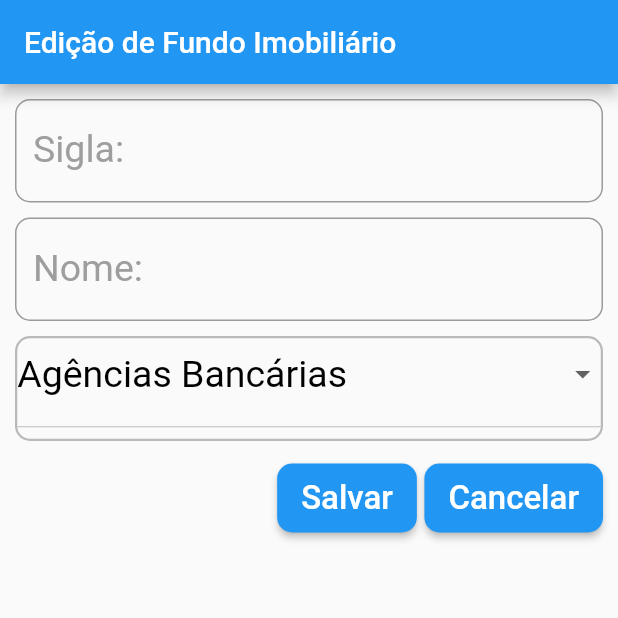
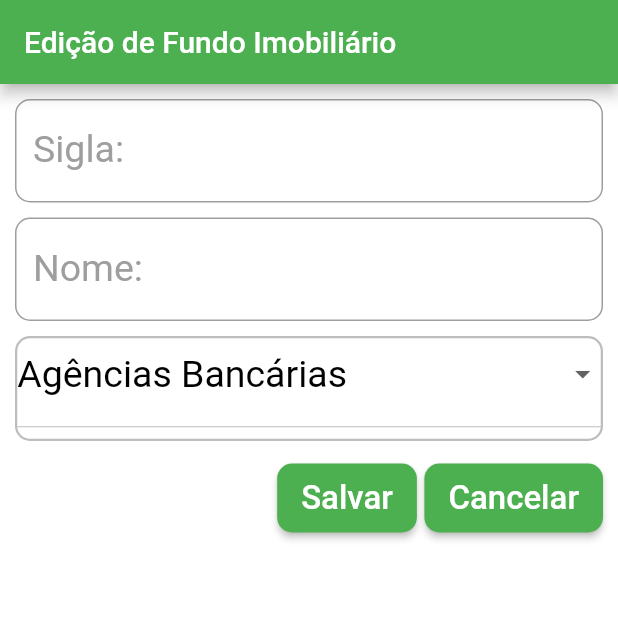
Before and after one commit to GiovanyFT/fiisplan2, a Flutter app: the TelaEdicaoFundoImobiliario screen opened directly, on a phone screen of 412 x 824 dp, the top half of it. Run offline on Flutter 3.47's test engine with Material 2 defaults, Android fonts, the phone set to English and light mode, and no system bars; our stand-ins replace firebase_core, firebase_messaging, fl_chart, fluttertoast, font_awesome_flutter, google_maps_flutter and 4 more; missing offline and left inert: flutter_rounded_date_picker; accounts and stored records are empty.

Commit message:
Acertando main.dart e null safe de diversas bibliotecas - Gráfico Pizza funcionando

```diff
--- a/lib/controle/usuario_control.dart
+++ b/lib/controle/usuario_control.dart
@@ -2,7 +2,7 @@
 import 'package:fiisplan2/dominio/usuario.dart';
 import 'package:fiisplan2/persistencia/usuario_dao.dart';
 
-Comparator<Usuario> usuarioPorNome= (u1, u2) => u1.nome.compareTo(u2.nome);
+Comparator<Usuario> usuarioPorNome= (u1, u2) => u1.nome!.compareTo(u2.nome!);
 
 class UsuarioControl{
   UsuarioDAO _dao = UsuarioDAO();
--- a/lib/dominio/usuario.dart
+++ b/lib/dominio/usuario.dart
@@ -11,15 +11,15 @@ class TipoUsuario{
 
 
 class Usuario extends Objeto{
-  late String nome;
-  late String tipo;
-  late String login;
-  late String senha;
-  late String endereco;
-  late String urlFoto;
+  String? nome;
+  String? tipo;
+  String? login;
+  String? senha;
+  String? endereco;
+  String? urlFoto;
 
 
-  Usuario({required this.nome, required this.tipo, required this.login, required this.senha, required this.endereco, required this.urlFoto});
+  Usuario({this.nome, this.tipo, this.login, this.senha, this.endereco, this.urlFoto});
 
 
   @override
--- a/lib/persistencia/db_helper.dart
+++ b/lib/persistencia/db_helper.dart
@@ -11,14 +11,14 @@ class DatabaseHelper {
   // Se o usuário usar DatabaseHelper() é a mesma coisa de fazer DatabaseHelper.getInstance()
   factory DatabaseHelper() => _instance;
 
-  static late Database _db;
+  static Database? _db = null;
 
   Future<Database> get db async {
     if (_db != null) {
-      return _db;
+      return _db!;
     }
     _db = await _initDb();
-    return _db;
+    return _db!;
   }
 
   Future _initDb() async {
--- a/lib/telas/controle_interacao/controle_tela_abertura.dart
+++ b/lib/telas/controle_interacao/controle_tela_abertura.dart
@@ -24,7 +24,7 @@ class ControleTelaAbertura{
     // Quando terminarem a aplicação ou vai para a tela de login
     // ou para a tela principal
     Future.wait([futureA, futureB, futureC]).then((List values) {
-      Usuario usuario = values[2];
+      Usuario? usuario = values[2];
 
       if(usuario != null){
         if (usuario.tipo == TipoUsuario.padrao) {
--- a/lib/telas/controle_interacao/controle_tela_administracao_usuario.dart
+++ b/lib/telas/controle_interacao/controle_tela_administracao_usuario.dart
@@ -33,7 +33,7 @@ class ControleTelaAdministracaoUsuario{
       } else {
         Usuario usuario = usuarios.removeAt(index);
         if (usuario.urlFoto != null){
-          GerenciadoraArquivo.excluirArquivo(usuario.urlFoto);
+          GerenciadoraArquivo.excluirArquivo(usuario.urlFoto!);
         }
         FabricaControladora.obterUsuarioControl().removerUsuario(usuario);
         streamController.add(usuarios);
--- a/lib/telas/controle_interacao/controle_tela_mapa_usuarios.dart
+++ b/lib/telas/controle_interacao/controle_tela_mapa_usuarios.dart
@@ -61,10 +61,10 @@ class ControleTelaMapaUsuarios{
     List<Marker> markers = <Marker>[];
     for (Usuario usuario in usuarios) {
       LatLng? latLng =
-      await Localizador.obterLatitudeLongitudePorEndereco(usuario.endereco);
+      await Localizador.obterLatitudeLongitudePorEndereco(usuario.endereco!);
       if (latLng != null) {
         BitmapDescriptor userIcon =
-        await obterBitmapDescriptor(usuario.urlFoto);
+        await obterBitmapDescriptor(usuario.urlFoto!);
         Marker marker = Marker(
           markerId: MarkerId(usuario.id.toString()),
           position: latLng,
--- a/lib/telas/localwidget/card_usuario.dart
+++ b/lib/telas/localwidget/card_usuario.dart
@@ -21,7 +21,7 @@ class CardUsuario extends StatelessWidget {
             child: usuario.urlFoto == null
                 ? Image.asset("assets/icon/icone_aplicacao.png",
                     fit: BoxFit.contain)
-                : _obterImagem(usuario.urlFoto),
+                : _obterImagem(usuario.urlFoto!),
           ),
           Container(
             alignment: Alignment.bottomCenter,
@@ -38,7 +38,7 @@ class CardUsuario extends StatelessWidget {
                 children: <Widget>[
                   Flexible(
                     child: Text(
-                      usuario.nome,
+                      usuario.nome!,
                       maxLines: 1,
                       overflow: TextOverflow.ellipsis,
                       style: TextStyle(
--- a/lib/telas/localwidget/menu_lateral.dart
+++ b/lib/telas/localwidget/menu_lateral.dart
@@ -14,8 +14,8 @@ class MenuLateral extends StatelessWidget {
 
   UserAccountsDrawerHeader _header(ImageProvider imageProvider) {
     return UserAccountsDrawerHeader(
-      accountName: Text(usuario.nome),
-      accountEmail: Text(usuario.login),
+      accountName: Text(usuario.nome!),
+      accountEmail: Text(usuario.login!),
       currentAccountPicture: CircleAvatar(
         backgroundImage: imageProvider,
       ),
@@ -37,7 +37,7 @@ class MenuLateral extends StatelessWidget {
                   return Container();
                 }
                 else if (usuario.urlFoto != null){
-                  Future<File> future_arquivo = GerenciadoraArquivo.obterImagem(usuario.urlFoto);
+                  Future<File> future_arquivo = GerenciadoraArquivo.obterImagem(usuario.urlFoto!);
                   return FutureBuilder<File>(
                     future: future_arquivo,
                     builder: (context, snapshot) {
--- a/lib/util/widgets/botao.dart
+++ b/lib/util/widgets/botao.dart
@@ -20,7 +20,6 @@ class Botao extends StatelessWidget {
       height: 46,
       child: ElevatedButton(
         style: ElevatedButton.styleFrom(
-          primary: Colors.blue,
           shape: RoundedRectangleBorder(
               borderRadius: new BorderRadius.circular(10.0)),
         ),
--- a/lib/util/widgets/botao_icone.dart
+++ b/lib/util/widgets/botao_icone.dart
@@ -22,7 +22,8 @@ class BotaoIcone extends StatelessWidget {
     return Container(
       child: ElevatedButton(
         style: ElevatedButton.styleFrom(
-          primary: Colors.blue,
+          primary: this.cor,
+          onPrimary: Colors.black,
           shape: RoundedRectangleBorder(
               borderRadius: new BorderRadius.circular(10.0)),
         ),
```
Also changed, not shown: lib/main.dart (+22 -105 lines), lib/telas/controle_interacao/controle_tela_edicao_usuario.dart (+6 -6 lines), lib/telas/localwidget/menu_lateral_admin.dart (+5 -5 lines), lib/util/widgets/grafico_pizza.dart (+5 -5 lines).
